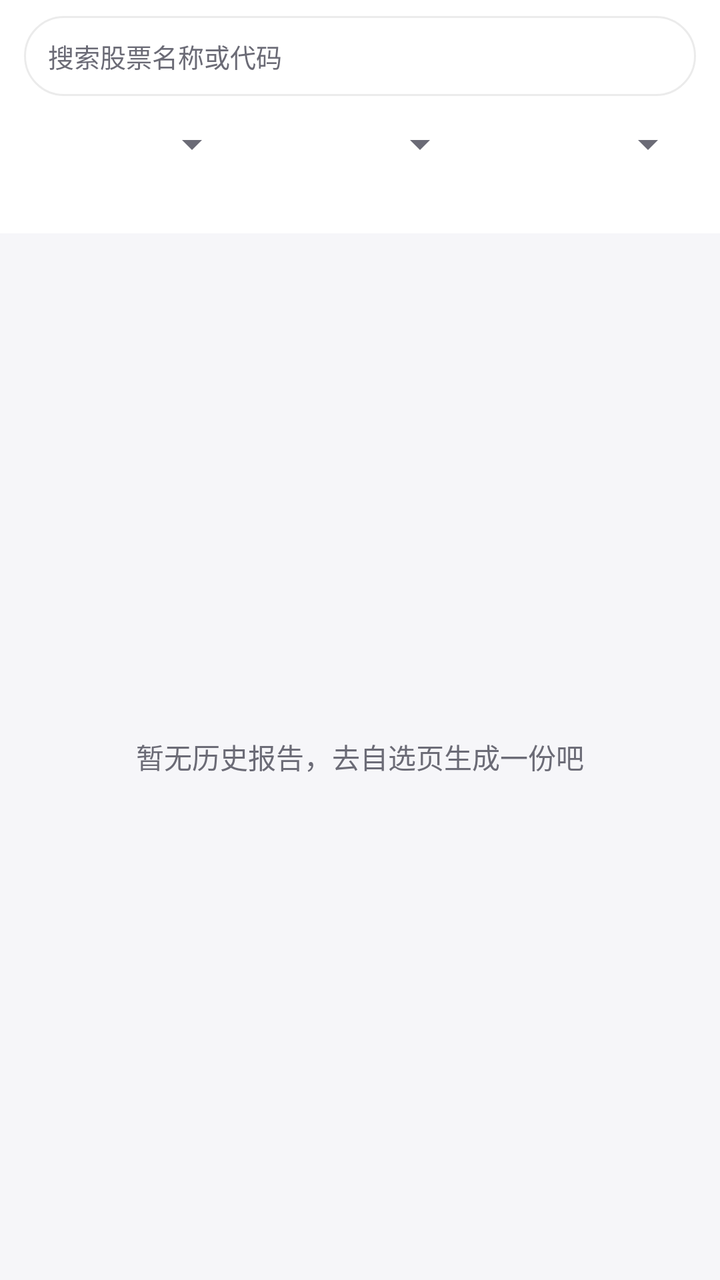
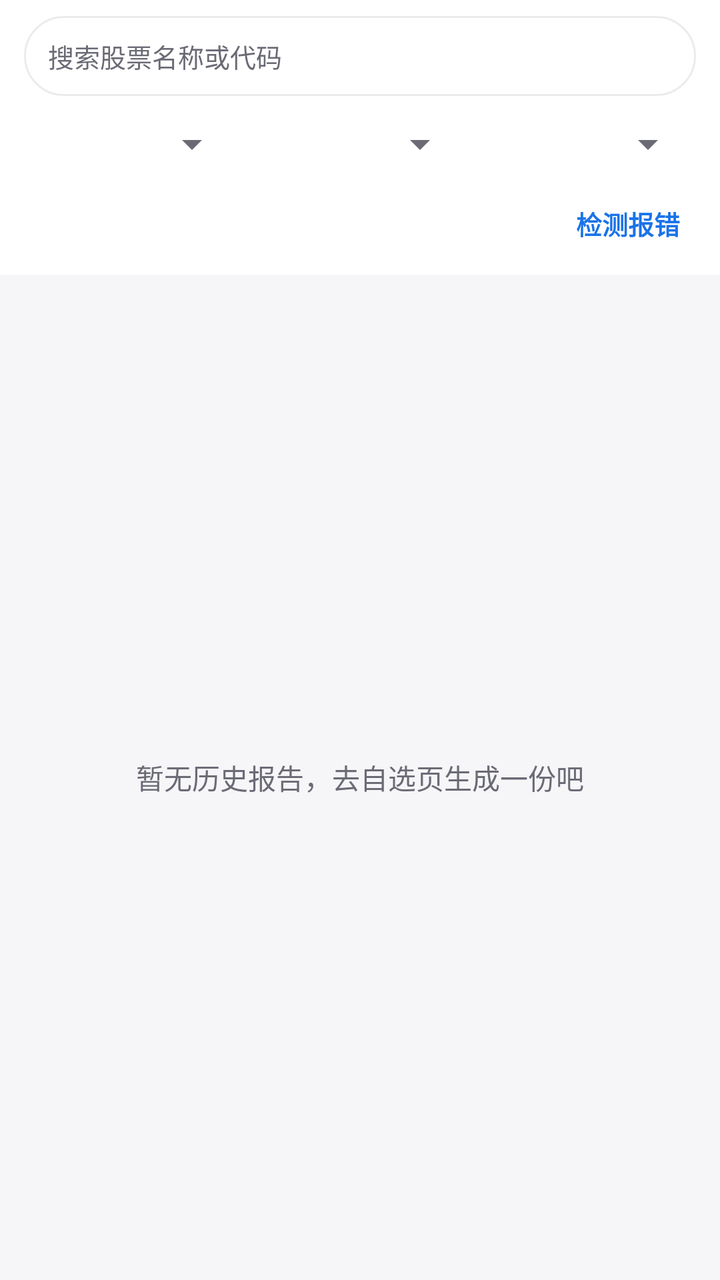

Screens rendered from an Android XML layout before and after an edit, with the pre-edit source and the edit as a unified diff.
<!-- AndroidManifest.xml: application theme Theme.DsaMobile -->
<!-- res/layout/fragment_history.xml -->
<?xml version="1.0" encoding="utf-8"?>
<LinearLayout xmlns:android="http://schemas.android.com/apk/res/android"
    android:layout_width="match_parent"
    android:layout_height="match_parent"
    android:orientation="vertical">

    
    <LinearLayout
        android:id="@+id/h_toolbar"
        android:layout_width="match_parent"
        android:layout_height="wrap_content"
        android:background="?attr/dsaCard"
        android:orientation="vertical"
        android:paddingStart="12dp"
        android:paddingTop="8dp"
        android:paddingEnd="12dp"
        android:paddingBottom="8dp">

        <EditText
            android:id="@+id/h_search"
            android:layout_width="match_parent"
            android:layout_height="40dp"
            android:background="@drawable/bg_card"
            android:hint="搜索股票名称或代码"
            android:imeOptions="actionSearch"
            android:inputType="text"
            android:maxLines="1"
            android:paddingStart="12dp"
            android:paddingEnd="12dp"
            android:singleLine="true"
            android:textColor="?attr/dsaText"
            android:textColorHint="?attr/dsaText2"
            android:textSize="13sp" />

        <LinearLayout
            android:layout_width="match_parent"
            android:layout_height="wrap_content"
            android:layout_marginTop="6dp"
            android:orientation="horizontal">

            <Spinner
                android:id="@+id/h_sp_time"
                android:layout_width="0dp"
                android:layout_height="36dp"
                android:layout_weight="1" />

            <Spinner
                android:id="@+id/h_sp_sort"
                android:layout_width="0dp"
                android:layout_height="36dp"
                android:layout_marginStart="6dp"
                android:layout_weight="1" />

            <Spinner
                android:id="@+id/h_sp_order"
                android:layout_width="0dp"
                android:layout_height="36dp"
                android:layout_marginStart="6dp"
                android:layout_weight="1" />
        </LinearLayout>

        <TextView
            android:id="@+id/h_result_count"
            android:layout_width="wrap_content"
            android:layout_height="wrap_content"
            android:layout_marginTop="4dp"
            android:text=""
            android:textColor="?attr/dsaText2"
            android:textSize="11sp" />
    </LinearLayout>

    <FrameLayout
        android:layout_width="match_parent"
        android:layout_height="0dp"
        android:layout_weight="1">

        <androidx.recyclerview.widget.RecyclerView
            android:id="@+id/history_recycler"
            android:layout_width="match_parent"
            android:layout_height="match_parent"
            android:clipToPadding="false"
            android:paddingBottom="72dp" />

        <TextView
            android:id="@+id/history_empty"
            android:layout_width="wrap_content"
            android:layout_height="wrap_content"
            android:layout_gravity="center"
            android:text="暂无历史报告，去自选页生成一份吧"
            android:textColor="?attr/dsaText2"
            android:textSize="14sp" />

        
        <LinearLayout
            android:id="@+id/history_bar"
            android:layout_width="match_parent"
            android:layout_height="56dp"
            android:layout_gravity="bottom"
            android:background="?attr/dsaCard"
            android:elevation="8dp"
            android:gravity="center_vertical"
            android:orientation="horizontal"
            android:paddingHorizontal="12dp"
            android:visibility="gone">

            <CheckBox
                android:id="@+id/h_select_all"
                android:layout_width="wrap_content"
                android:layout_height="wrap_content"
                android:text="全选"
                android:textColor="?attr/dsaText"
                android:textSize="14sp" />

            <TextView
                android:id="@+id/h_selected_count"
                android:layout_width="0dp"
                android:layout_height="wrap_content"
                android:layout_weight="1"
                android:gravity="center"
                android:text="已选 0 条"
                android:textColor="?attr/dsaText2"
                android:textSize="13sp" />

            <TextView
                android:id="@+id/h_btn_delete"
                android:layout_width="wrap_content"
                android:layout_height="wrap_content"
                android:padding="10dp"
                android:text="删除"
                android:textColor="?attr/dsaPrimary"
                android:textSize="15sp"
                android:textStyle="bold" />

            <TextView
                android:id="@+id/h_btn_cancel"
                android:layout_width="wrap_content"
                android:layout_height="wrap_content"
                android:layout_marginStart="8dp"
                android:padding="10dp"
                android:text="取消"
                android:textColor="?attr/dsaText2"
                android:textSize="15sp" />
        </LinearLayout>
    </FrameLayout>
</LinearLayout>
<!-- resources referenced by this layout -->
<resources>
  <style name="Theme.DsaMobile" parent="Theme.Dsa.Blue" />
  <style name="Theme.Dsa.Blue" parent="Theme.Dsa.Base" />
  <color name="theme_blue">#1A73E8</color>
  <color name="theme_blue_dark">#1557B0</color>
  <color name="soft_blue">#E8F0FE</color>
  <color name="light_card">#FFFFFF</color>
  <color name="light_text">#17171C</color>
  <color name="light_text2">#6B6B76</color>
  <color name="light_bg">#F6F6F9</color>
  <color name="light_surface2">#EFEFF3</color>
  <color name="light_divider">#E6E6EC</color>
  <color name="glass_tint_light">#F2FFFFFF</color>
  <color name="glass_stroke_light">#14000000</color>
  <color name="glass_hi_light">#14FFFFFF</color>
  <color name="nav_glass_light">#59FFFFFF</color>
  <style name="Widget.Dsa.Button" parent="Widget.MaterialComponents.Button">
          <item name="cornerRadius">10dp</item>
          <item name="android:textAllCaps">false</item>
      </style>
  <style name="Widget.Dsa.Fab" parent="Widget.MaterialComponents.FloatingActionButton">
          <item name="backgroundTint">?attr/dsaPrimary</item>
          <item name="tint">@color/light_card</item>
          <item name="shapeAppearanceOverlay">@style/ShapeAppearance.Dsa.Fab</item>
      </style>
  <style name="Widget.Dsa.AlertDialog" parent="MaterialAlertDialog.MaterialComponents">
          <item name="shapeAppearanceOverlay">@style/ShapeAppearance.Dsa.Dialog</item>
          <item name="backgroundTint">?attr/dsaCard</item>
          <item name="buttonBarPositiveButtonStyle">@style/Widget.Dsa.DialogButton</item>
          <item name="buttonBarNegativeButtonStyle">@style/Widget.Dsa.DialogButton</item>
      </style>
  <style name="Widget.Dsa.ActionBarTitle" parent="TextAppearance.Widget.AppCompat.Toolbar.Title">
          <item name="android:textSize">18sp</item>
          <item name="android:textStyle">bold</item>
          <item name="android:letterSpacing">0.01</item>
      </style>
  <style name="ShapeAppearance.Dsa.Fab" parent="ShapeAppearance.MaterialComponents.LargeComponent">
          <item name="cornerFamily">rounded</item>
          <item name="cornerSize">16dp</item>
      </style>
  <!-- drawable bottom_nav_color (drawable) -->
  <?xml version="1.0" encoding="utf-8"?>
  <selector xmlns:android="http://schemas.android.com/apk/res/android">
      <item android:color="?attr/dsaOnPrimary" android:state_checked="true" />
      <item android:color="?attr/dsaText2" />
  </selector>
  <style name="Widget.Dsa.NavIndicator" parent="Widget.Material3.BottomNavigationView.ActiveIndicator">
          <item name="android:color">?attr/dsaPrimary</item>
          <item name="shapeAppearance">@style/ShapeAppearance.Dsa.NavPill</item>
          <item name="marginHorizontal">6dp</item>
      </style>
  <style name="TextAppearance.Dsa.NavActive" parent="TextAppearance.MaterialComponents.Caption">
          <item name="android:textSize">11sp</item>
          <item name="android:textStyle">bold</item>
          <item name="android:textColor">?attr/dsaOnPrimary</item>
      </style>
  <style name="TextAppearance.Dsa.NavInactive" parent="TextAppearance.MaterialComponents.Caption">
          <item name="android:textSize">11sp</item>
          <item name="android:textColor">?attr/dsaText2</item>
      </style>
  <style name="ShapeAppearance.Dsa.Dialog" parent="ShapeAppearance.MaterialComponents.LargeComponent">
          <item name="cornerFamily">rounded</item>
          <item name="cornerSize">28dp</item>
      </style>
  <style name="Widget.Dsa.DialogButton" parent="Widget.MaterialComponents.Button.TextButton">
          <item name="android:textAllCaps">false</item>
          <item name="android:textColor">?attr/dsaPrimary</item>
      </style>
  <style name="ShapeAppearance.Dsa.NavPill" parent="ShapeAppearance.MaterialComponents.LargeComponent">
          <item name="cornerFamily">rounded</item>
          <item name="cornerSize">100dp</item>
      </style>
  <!-- unchanged entries left out for length: 5 -->
</resources>

<!-- the commit's change to res/layout/fragment_history.xml (unified diff, before → after) -->
@@ -59,14 +59,32 @@
                 android:layout_weight="1" />
         </LinearLayout>
 
-        <TextView
-            android:id="@+id/h_result_count"
-            android:layout_width="wrap_content"
+        <LinearLayout
+            android:layout_width="match_parent"
             android:layout_height="wrap_content"
             android:layout_marginTop="4dp"
-            android:text=""
-            android:textColor="?attr/dsaText2"
-            android:textSize="11sp" />
+            android:gravity="center_vertical"
+            android:orientation="horizontal">
+
+            <TextView
+                android:id="@+id/h_result_count"
+                android:layout_width="0dp"
+                android:layout_height="wrap_content"
+                android:layout_weight="1"
+                android:text=""
+                android:textColor="?attr/dsaText2"
+                android:textSize="11sp" />
+
+            <TextView
+                android:id="@+id/h_btn_check"
+                android:layout_width="wrap_content"
+                android:layout_height="wrap_content"
+                android:padding="8dp"
+                android:text="检测报错"
+                android:textColor="?attr/dsaPrimary"
+                android:textSize="13sp"
+                android:textStyle="bold" />
+        </LinearLayout>
     </LinearLayout>
 
     <FrameLayout
